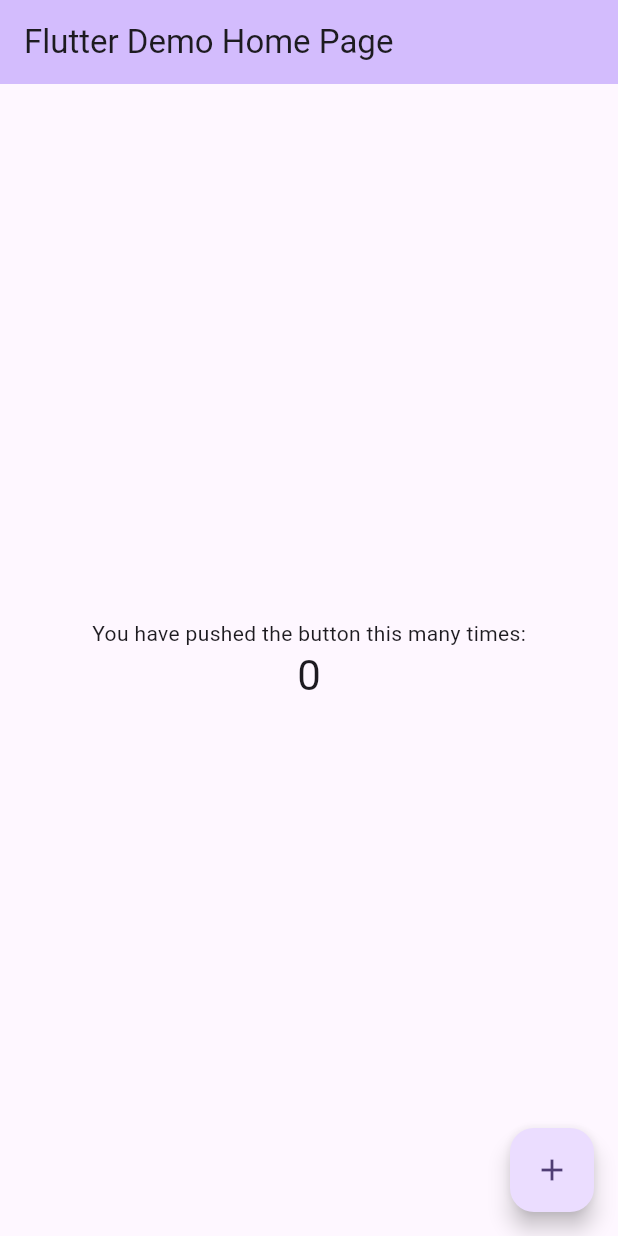
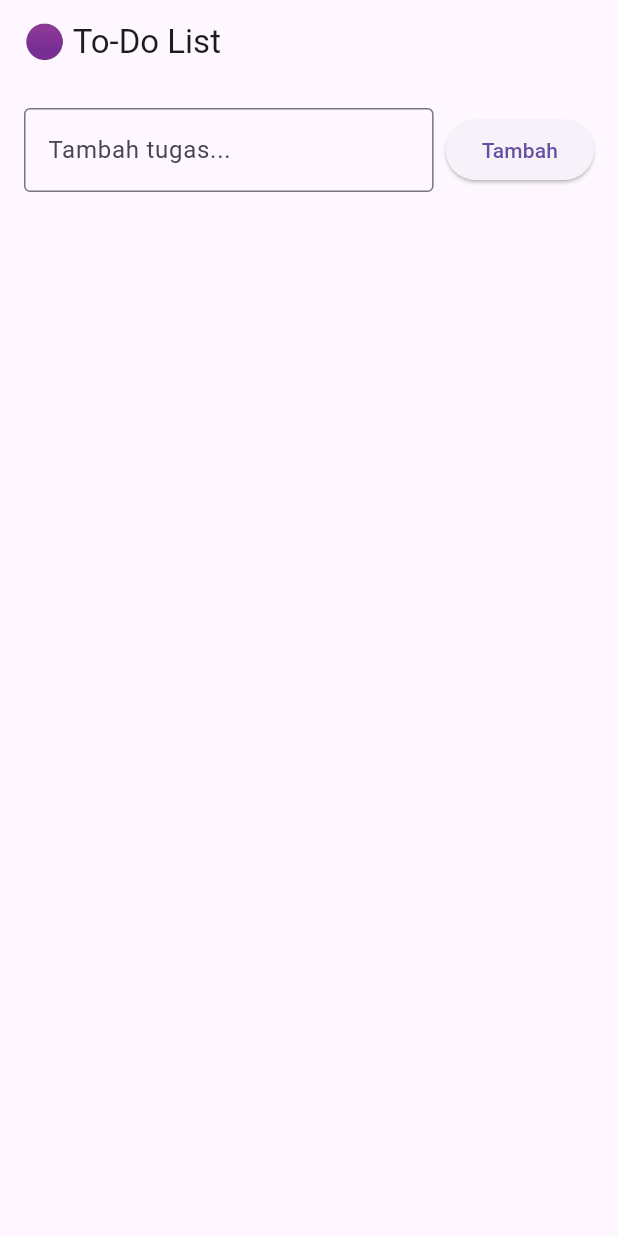
Before and after one commit to justrenaaa/uts_pemograman_mobile, a Flutter app: the screen it shows after launch, on a phone screen of 412 x 824 dp. Run offline on Flutter 3.47's test engine with Material 3 defaults, Android fonts, the light colour scheme and no system bars.

Commit message:
Update main.dart

```diff
--- a/lib/main.dart
+++ b/lib/main.dart
@@ -1,125 +1,111 @@
 import 'package:flutter/material.dart';
 
-void main() {
-  runApp(const MyApp());
+void main() => runApp(MyApp());
+
+class Task {
+  String title;
+  bool isDone;
+  Task(this.title, {this.isDone = false});
 }
 
 class MyApp extends StatelessWidget {
-  const MyApp({super.key});
-
-  // This widget is the root of your application.
   @override
   Widget build(BuildContext context) {
     return MaterialApp(
-      title: 'Flutter Demo',
-      theme: ThemeData(
-        // This is the theme of your application.
-        //
-        // TRY THIS: Try running your application with "flutter run". You'll see
-        // the application has a purple toolbar. Then, without quitting the app,
-        // try changing the seedColor in the colorScheme below to Colors.green
-        // and then invoke "hot reload" (save your changes or press the "hot
-        // reload" button in a Flutter-supported IDE, or press "r" if you used
-        // the command line to start the app).
-        //
-        // Notice that the counter didn't reset back to zero; the application
-        // state is not lost during the reload. To reset the state, use hot
-        // restart instead.
-        //
-        // This works for code too, not just values: Most code changes can be
-        // tested with just a hot reload.
-        colorScheme: ColorScheme.fromSeed(seedColor: Colors.deepPurple),
-        useMaterial3: true,
-      ),
-      home: const MyHomePage(title: 'Flutter Demo Home Page'),
+      title: 'To-Do List',
+      home: TodoApp(),
     );
   }
 }
 
-class MyHomePage extends StatefulWidget {
-  const MyHomePage({super.key, required this.title});
-
-  // This widget is the home page of your application. It is stateful, meaning
-  // that it has a State object (defined below) that contains fields that affect
-  // how it looks.
-
-  // This class is the configuration for the state. It holds the values (in this
-  // case the title) provided by the parent (in this case the App widget) and
-  // used by the build method of the State. Fields in a Widget subclass are
-  // always marked "final".
-
-  final String title;
-
+class TodoApp extends StatefulWidget {
   @override
-  State<MyHomePage> createState() => _MyHomePageState();
+  _TodoAppState createState() => _TodoAppState();
 }
 
-class _MyHomePageState extends State<MyHomePage> {
-  int _counter = 0;
+class _TodoAppState extends State<TodoApp> {
+  final List<Task> tasks = [];
+  final TextEditingController controller = TextEditingController();
 
-  void _incrementCounter() {
+  void addTask() {
+    final text = controller.text.trim();
+    if (text.isEmpty) return;
     setState(() {
-      // This call to setState tells the Flutter framework that something has
-      // changed in this State, which causes it to rerun the build method below
-      // so that the display can reflect the updated values. If we changed
-      // _counter without calling setState(), then the build method would not be
-      // called again, and so nothing would appear to happen.
-      _counter++;
+      tasks.add(Task(text));
+      controller.clear();
+    });
+  }
+
+  void toggleTask(int index) {
+    setState(() {
+      tasks[index].isDone = !tasks[index].isDone;
+    });
+  }
+
+  void deleteTask(int index) {
+    setState(() {
+      tasks.removeAt(index);
     });
   }
 
   @override
   Widget build(BuildContext context) {
-    // This method is rerun every time setState is called, for instance as done
-    // by the _incrementCounter method above.
-    //
-    // The Flutter framework has been optimized to make rerunning build methods
-    // fast, so that you can just rebuild anything that needs updating rather
-    // than having to individually change instances of widgets.
     return Scaffold(
-      appBar: AppBar(
-        // TRY THIS: Try changing the color here to a specific color (to
-        // Colors.amber, perhaps?) and trigger a hot reload to see the AppBar
-        // change color while the other colors stay the same.
-        backgroundColor: Theme.of(context).colorScheme.inversePrimary,
-        // Here we take the value from the MyHomePage object that was created by
-        // the App.build method, and use it to set our appbar title.
-        title: Text(widget.title),
-      ),
-      body: Center(
-        // Center is a layout widget. It takes a single child and positions it
-        // in the middle of the parent.
+      appBar: AppBar(title: Text('🟣 To-Do List')),
+      body: Padding(
+        padding: const EdgeInsets.all(16.0),
         child: Column(
-          // Column is also a layout widget. It takes a list of children and
-          // arranges them vertically. By default, it sizes itself to fit its
-          // children horizontally, and tries to be as tall as its parent.
-          //
-          // Column has various properties to control how it sizes itself and
-          // how it positions its children. Here we use mainAxisAlignment to
-          // center the children vertically; the main axis here is the vertical
-          // axis because Columns are vertical (the cross axis would be
-          // horizontal).
-          //
-          // TRY THIS: Invoke "debug painting" (choose the "Toggle Debug Paint"
-          // action in the IDE, or press "p" in the console), to see the
-          // wireframe for each widget.
-          mainAxisAlignment: MainAxisAlignment.center,
-          children: <Widget>[
-            const Text(
-              'You have pushed the button this many times:',
+          children: [
+            Row(
+              children: [
+                Expanded(
+                  child: TextField(
+                    controller: controller,
+                    decoration: InputDecoration(
+                      labelText: 'Tambah tugas...',
+                      border: OutlineInputBorder(),
+                    ),
+                  ),
+                ),
+                SizedBox(width: 8),
+                ElevatedButton(
+                  onPressed: addTask,
+                  child: Text('Tambah'),
+                ),
+              ],
             ),
-            Text(
-              '$_counter',
-              style: Theme.of(context).textTheme.headlineMedium,
+            SizedBox(height: 20),
+            Expanded(
+              child: ListView.builder(
+                itemCount: tasks.length,
+                itemBuilder: (context, index) {
+                  final task = tasks[index];
+                  return Card(
+                    child: ListTile(
+                      leading: Checkbox(
+                        value: task.isDone,
+                        onChanged: (_) => toggleTask(index),
+                      ),
+                      title: Text(
+                        task.title,
+                        style: TextStyle(
+                          decoration: task.isDone
+                              ? TextDecoration.lineThrough
+                              : TextDecoration.none,
+                        ),
+                      ),
+                      trailing: IconButton(
+                        icon: Icon(Icons.delete, color: Colors.red),
+                        onPressed: () => deleteTask(index),
+                      ),
+                    ),
+                  );
+                },
+              ),
             ),
           ],
         ),
       ),
-      floatingActionButton: FloatingActionButton(
-        onPressed: _incrementCounter,
-        tooltip: 'Increment',
-        child: const Icon(Icons.add),
-      ), // This trailing comma makes auto-formatting nicer for build methods.
     );
   }
 }
```
